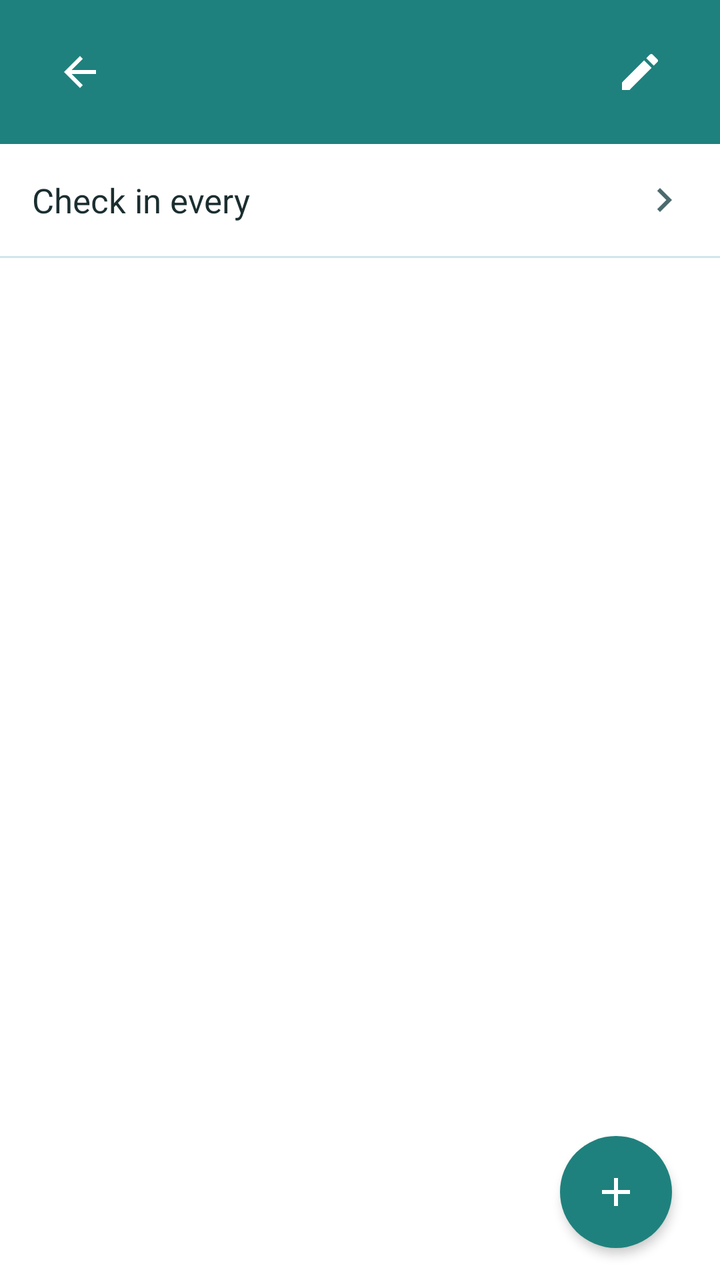
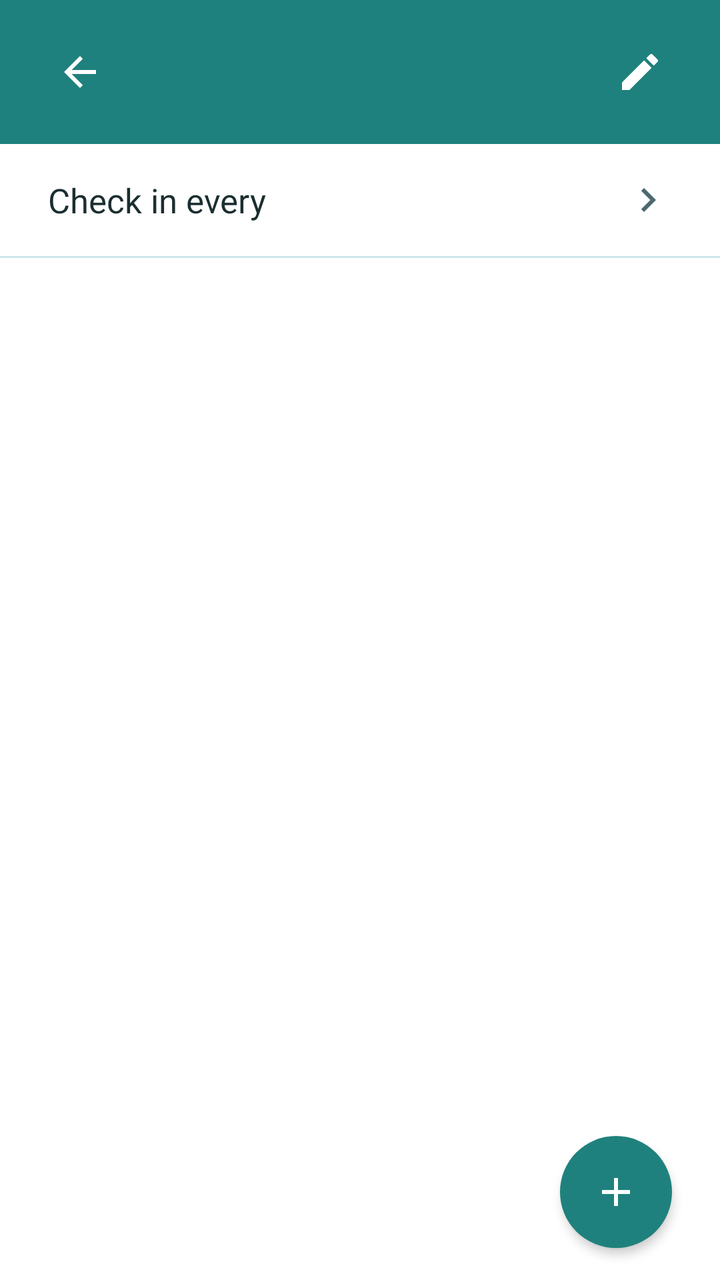

An Android layout rendered at two revisions. The XML below is the earlier revision; the diff shows what the commit changed to produce the second picture.
<!-- AndroidManifest.xml: application theme Theme.FriendMinder -->
<!-- res/layout/fragment_group_detail.xml -->
<?xml version="1.0" encoding="utf-8"?>
<FrameLayout xmlns:android="http://schemas.android.com/apk/res/android"
    xmlns:app="http://schemas.android.com/apk/res-auto"
    android:layout_width="match_parent"
    android:layout_height="match_parent"
    android:background="@color/fm_surface">

    <LinearLayout
        android:layout_width="match_parent"
        android:layout_height="match_parent"
        android:orientation="vertical">

        <LinearLayout
            android:id="@+id/headerContainer"
            android:layout_width="match_parent"
            android:layout_height="wrap_content"
            android:orientation="vertical"
            android:background="@color/fm_header">

            <View
                android:id="@+id/statusBarSpacer"
                android:layout_width="match_parent"
                android:layout_height="0dp" />

            <FrameLayout
                android:layout_width="match_parent"
                android:layout_height="@dimen/fm_home_header_height">

                <ImageButton
                    android:id="@+id/backButton"
                    android:layout_width="48dp"
                    android:layout_height="48dp"
                    android:layout_gravity="start|center_vertical"
                    android:layout_marginStart="16dp"
                    android:padding="12dp"
                    android:background="?attr/selectableItemBackgroundBorderless"
                    android:src="@drawable/ic_arrow_back"
                    app:tint="@color/fm_on_primary"
                    android:contentDescription="@string/content_desc_back" />

                <TextView
                    android:id="@+id/headerTitle"
                    android:layout_width="wrap_content"
                    android:layout_height="wrap_content"
                    android:layout_gravity="start|center_vertical"
                    android:layout_marginStart="72dp"
                    android:layout_marginEnd="72dp"
                    android:textColor="@color/fm_on_primary"
                    android:textSize="@dimen/fm_header_title_size"
                    android:maxLines="1"
                    android:ellipsize="end" />

                <ImageButton
                    android:id="@+id/headerActionButton"
                    android:layout_width="48dp"
                    android:layout_height="48dp"
                    android:layout_gravity="end|center_vertical"
                    android:layout_marginEnd="16dp"
                    android:padding="12dp"
                    android:background="?attr/selectableItemBackgroundBorderless"
                    android:src="@drawable/ic_edit"
                    app:tint="@color/fm_on_primary"
                    android:contentDescription="@string/title_edit_group" />
            </FrameLayout>
        </LinearLayout>

        
        <LinearLayout
            android:id="@+id/checkInFrequencyRow"
            android:layout_width="match_parent"
            android:layout_height="56dp"
            android:orientation="horizontal"
            android:gravity="center_vertical"
            android:paddingStart="@dimen/fm_space_4"
            android:paddingEnd="@dimen/fm_space_4"
            android:background="@drawable/bg_home_row_ripple"
            android:clickable="true"
            android:focusable="true">

            <TextView
                android:layout_width="0dp"
                android:layout_height="wrap_content"
                android:layout_weight="1"
                android:text="@string/label_group_checkin_frequency"
                android:textSize="17sp"
                android:textColor="@color/fm_ink" />

            <TextView
                android:id="@+id/groupFrequencyValue"
                android:layout_width="wrap_content"
                android:layout_height="wrap_content"
                android:layout_marginEnd="@dimen/fm_space_2"
                android:textSize="16sp"
                android:textColor="@color/fm_ink_dim" />

            <ImageView
                android:layout_width="24dp"
                android:layout_height="24dp"
                android:src="@drawable/ic_chevron_right"
                android:importantForAccessibility="no" />
        </LinearLayout>

        <View
            android:layout_width="match_parent"
            android:layout_height="1dp"
            android:background="@color/fm_divider" />

        <FrameLayout
            android:layout_width="match_parent"
            android:layout_height="0dp"
            android:layout_weight="1">

            
            <LinearLayout
                android:id="@+id/emptyStateContainer"
                android:layout_width="match_parent"
                android:layout_height="wrap_content"
                android:layout_gravity="center"
                android:orientation="vertical"
                android:gravity="center"
                android:padding="@dimen/fm_space_8"
                android:visibility="gone">

                <TextView
                    android:layout_width="wrap_content"
                    android:layout_height="wrap_content"
                    android:text="@string/label_group_no_members"
                    android:textAppearance="?attr/textAppearanceBodyLarge"
                    android:layout_marginBottom="@dimen/fm_space_4" />

                <Button
                    android:id="@+id/addMemberButton"
                    style="@style/Widget.Material3.Button"
                    android:layout_width="wrap_content"
                    android:layout_height="wrap_content"
                    android:text="@string/action_add_contact_to_group" />
            </LinearLayout>

            
            <androidx.recyclerview.widget.RecyclerView
                android:id="@+id/memberRecyclerView"
                android:layout_width="match_parent"
                android:layout_height="match_parent"
                android:clipToPadding="false"
                android:paddingBottom="@dimen/fm_home_list_bottom_padding"
                android:visibility="gone" />
        </FrameLayout>
    </LinearLayout>

    
    <com.google.android.material.floatingactionbutton.FloatingActionButton
        android:id="@+id/addContactFab"
        android:layout_width="wrap_content"
        android:layout_height="wrap_content"
        android:layout_gravity="bottom|end"
        android:layout_marginEnd="@dimen/fm_space_6"
        android:layout_marginBottom="@dimen/fm_space_4"
        android:contentDescription="@string/action_add_contact_to_group"
        app:elevation="3dp"
        app:backgroundTint="@color/fm_primary"
        app:tint="@color/fm_on_primary"
        app:shapeAppearanceOverlay="@style/ShapeAppearanceOverlay.MaterialComponents.FloatingActionButton"
        app:srcCompat="@drawable/ic_add" />

</FrameLayout>
<!-- resources referenced by this layout -->
<resources>
  <color name="fm_divider">#CFE7EA</color>
  <color name="fm_header">#1F817D</color>
  <color name="fm_ink">#1B2E30</color>
  <color name="fm_ink_dim">#4C6A6E</color>
  <color name="fm_on_primary">#FFFFFF</color>
  <color name="fm_primary">#1F817D</color>
  <color name="fm_surface">#FFFFFF</color>
  <dimen name="fm_header_title_size">30sp</dimen>
  <dimen name="fm_home_header_height">72dp</dimen>
  <dimen name="fm_home_list_bottom_padding">88dp</dimen>
  <dimen name="fm_space_2">8dp</dimen>
  <dimen name="fm_space_4">16dp</dimen>
  <dimen name="fm_space_6">24dp</dimen>
  <dimen name="fm_space_8">32dp</dimen>
  <!-- drawable bg_home_row_ripple (drawable) -->
  <?xml version="1.0" encoding="utf-8"?>
  <ripple xmlns:android="http://schemas.android.com/apk/res/android"
      android:color="#1F1F817D" />
  <!-- drawable ic_add (drawable) -->
  <vector xmlns:android="http://schemas.android.com/apk/res/android"
      android:width="24dp"
      android:height="24dp"
      android:viewportWidth="24"
      android:viewportHeight="24"
      android:tint="?attr/colorOnSurface">
      <path
          android:fillColor="@android:color/white"
          android:pathData="M19,13h-6v6h-2v-6H5v-2h6V5h2v6h6v2z" />
  </vector>
  <!-- drawable ic_arrow_back (drawable) -->
  <vector xmlns:android="http://schemas.android.com/apk/res/android"
      android:width="24dp"
      android:height="24dp"
      android:viewportWidth="24"
      android:viewportHeight="24"
      android:tint="?attr/colorOnSurface">
      <path
          android:fillColor="@android:color/white"
          android:pathData="M20,11H7.83l5.59,-5.59L12,4l-8,8 8,8 1.41,-1.41L7.83,13H20v-2z" />
  </vector>
  <!-- drawable ic_chevron_right (drawable) -->
  <vector xmlns:android="http://schemas.android.com/apk/res/android"
      android:width="24dp"
      android:height="24dp"
      android:viewportWidth="24"
      android:viewportHeight="24"
      android:tint="?attr/colorOnSurfaceVariant">
      <path
          android:fillColor="@android:color/white"
          android:pathData="M8.59,16.59L13.17,12 8.59,7.41 10,6l6,6 -6,6z" />
  </vector>
  <string name="action_add_contact_to_group">Add contact to group</string>
  <string name="content_desc_back">Back</string>
  <string name="label_group_checkin_frequency">Check in every</string>
  <string name="label_group_no_members">No members yet</string>
  <string name="title_edit_group">Edit Group</string>
  <color name="fm_primary_container">#B0E8E6</color>
  <color name="fm_on_primary_container">#195556</color>
  <color name="fm_secondary">#5ABBEB</color>
  <color name="fm_on_secondary">#0A2E31</color>
  <color name="fm_secondary_container">#D6EBF8</color>
  <color name="fm_on_secondary_container">#0A2E31</color>
  <color name="fm_surface_variant">#D3E9F4</color>
  <color name="fm_outline">#5A8A92</color>
  <color name="fm_error">#B3261E</color>
  <color name="fm_error_container">#F9DEDC</color>
  <color name="fm_on_error_container">#410E0B</color>
  <color name="fm_surface_sunken">#EFF8FA</color>
  <style name="ThemeOverlay.FriendMinder.BottomSheetDialog" parent="ThemeOverlay.Material3.BottomSheetDialog">
          <item name="bottomSheetStyle">@style/Widget.FriendMinder.BottomSheet.Modal</item>
      </style>
  <style name="ThemeOverlay.FriendMinder.MaterialAlertDialog" parent="ThemeOverlay.Material3.MaterialAlertDialog">
          <item name="colorSurface">@color/fm_surface</item>
          <item name="colorSurfaceContainerHigh">@color/fm_surface</item>
          <item name="backgroundTint">@color/fm_surface</item>
      </style>
  <style name="Widget.FriendMinder.BottomSheet.Modal" parent="Widget.Material3.BottomSheet.Modal">
          <item name="backgroundTint">@color/fm_surface</item>
      </style>
  <!-- unchanged entries left out for length: 2 -->
</resources>

<!-- the commit's change to res/layout/fragment_group_detail.xml (unified diff, before → after) -->
@@ -71,8 +71,8 @@
             android:layout_height="56dp"
             android:orientation="horizontal"
             android:gravity="center_vertical"
-            android:paddingStart="@dimen/fm_space_4"
-            android:paddingEnd="@dimen/fm_space_4"
+            android:paddingStart="@dimen/fm_gutter"
+            android:paddingEnd="@dimen/fm_gutter"
             android:background="@drawable/bg_home_row_ripple"
             android:clickable="true"
             android:focusable="true">
<!-- resource entries referenced after the edit -->
@@ -7,6 +7,7 @@
   <color name="fm_on_primary">#FFFFFF</color>
   <color name="fm_primary">#1F817D</color>
   <color name="fm_surface">#FFFFFF</color>
+  <dimen name="fm_gutter">24dp</dimen>
   <dimen name="fm_header_title_size">30sp</dimen>
   <dimen name="fm_home_header_height">72dp</dimen>
   <dimen name="fm_home_list_bottom_padding">88dp</dimen>
